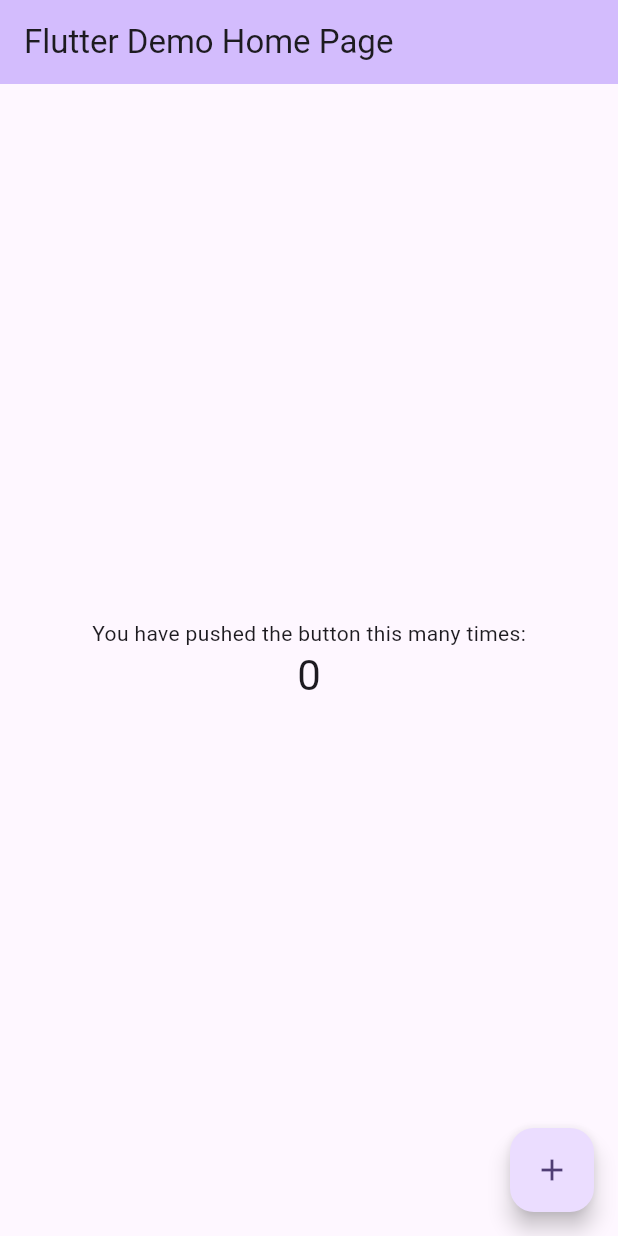
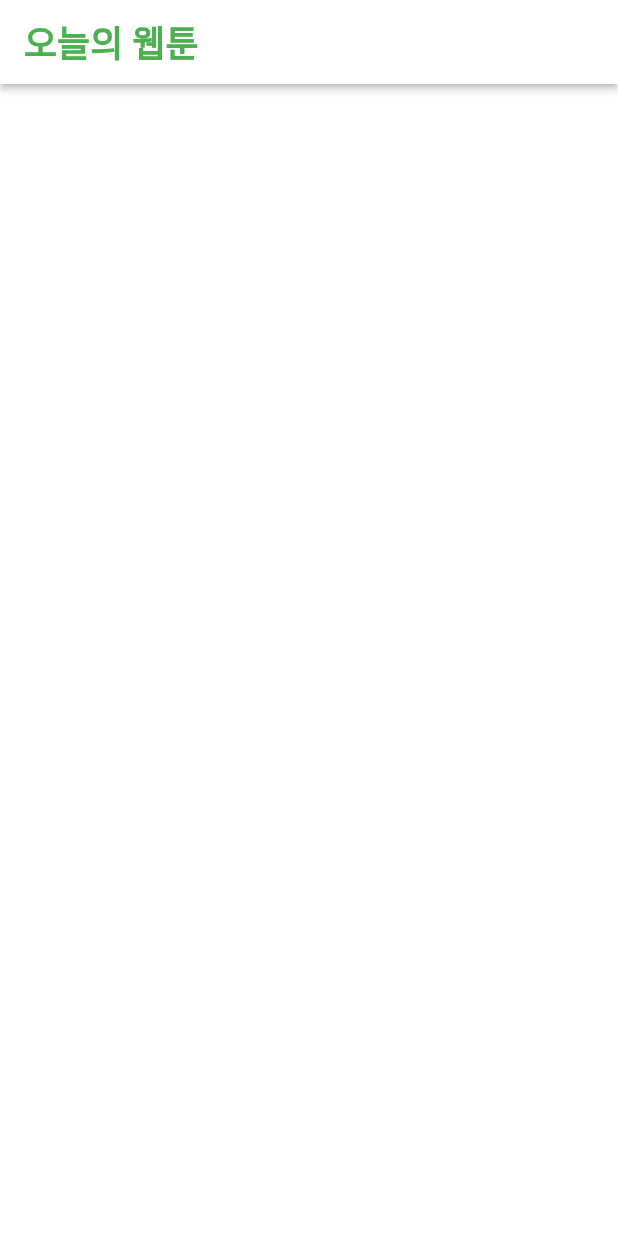
Before and after one commit to ChoiSangjo/flutter_webtoon, a Flutter app: the screen it shows after launch, on a phone screen of 412 x 824 dp. Run offline on Flutter 3.47's test engine with Material 2 defaults, Android fonts, the phone set to English and light mode, and no system bars.

Commit message:
6.1 appbar

```diff
--- a/lib/main.dart
+++ b/lib/main.dart
@@ -1,125 +1,17 @@
 import 'package:flutter/material.dart';
+import 'package:webtoon_s/screens/home_screen.dart';
 
 void main() {
-  runApp(const MyApp());
+  runApp(const App());
 }
 
-class MyApp extends StatelessWidget {
-  const MyApp({super.key});
+class App extends StatelessWidget {
+  const App({super.key});
 
-  // This widget is the root of your application.
   @override
   Widget build(BuildContext context) {
-    return MaterialApp(
-      title: 'Fluttero',
-      theme: ThemeData(
-        // This is the theme of your application.
-        //
-        // TRY THIS: Try running your application with "flutter run". You'll see
-        // the application has a blue toolbar. Then, without quitting the app,
-        // try changing the seedColor in the colorScheme below to Colors.green
-        // and then invoke "hot reload" (save your changes or press the "hot
-        // reload" button in a Flutter-supported IDE, or press "r" if you used
-        // the command line to start the app).
-        //
-        // Notice that the counter didn't reset back to zero; the application
-        // state is not lost during the reload. To reset the state, use hot
-        // restart instead.
-        //
-        // This works for code too, not just values: Most code changes can be
-        // tested with just a hot reload.
-        colorScheme: ColorScheme.fromSeed(seedColor: Colors.deepPurple),
-        useMaterial3: true,
-      ),
-      home: const MyHomePage(title: 'Flutter Demo Home Page'),
+    return const MaterialApp(
+      home: HomeScreen(),
     );
   }
 }
-
-class MyHomePage extends StatefulWidget {
-  const MyHomePage({super.key, required this.title});
-
-  // This widget is the home page of your application. It is stateful, meaning
-  // that it has a State object (defined below) that contains fields that affect
-  // how it looks.
-
-  // This class is the configuration for the state. It holds the values (in this
-  // case the title) provided by the parent (in this case the App widget) and
-  // used by the build method of the State. Fields in a Widget subclass are
-  // always marked "final".
-
-  final String title;
-
-  @override
-  State<MyHomePage> createState() => _MyHomePageState();
-}
-
-class _MyHomePageState extends State<MyHomePage> {
-  int _counter = 0;
-
-  void _incrementCounter() {
-    setState(() {
-      // This call to setState tells the Flutter framework that something has
-      // changed in this State, which causes it to rerun the build method below
-      // so that the display can reflect the updated values. If we changed
-      // _counter without calling setState(), then the build method would not be
-      // called again, and so nothing would appear to happen.
-      _counter++;
-    });
-  }
-
-  @override
-  Widget build(BuildContext context) {
-    // This method is rerun every time setState is called, for instance as done
-    // by the _incrementCounter method above.
-    //
-    // The Flutter framework has been optimized to make rerunning build methods
-    // fast, so that you can just rebuild anything that needs updating rather
-    // than having to individually change instances of widgets.
-    return Scaffold(
-      appBar: AppBar(
-        // TRY THIS: Try changing the color here to a specific color (to
-        // Colors.amber, perhaps?) and trigger a hot reload to see the AppBar
-        // change color while the other colors stay the same.
-        backgroundColor: Theme.of(context).colorScheme.inversePrimary,
-        // Here we take the value from the MyHomePage object that was created by
-        // the App.build method, and use it to set our appbar title.
-        title: Text(widget.title),
-      ),
-      body: Center(
-        // Center is a layout widget. It takes a single child and positions it
-        // in the middle of the parent.
-        child: Column(
-          // Column is also a layout widget. It takes a list of children and
-          // arranges them vertically. By default, it sizes itself to fit its
-          // children horizontally, and tries to be as tall as its parent.
-          //
-          // Column has various properties to control how it sizes itself and
-          // how it positions its children. Here we use mainAxisAlignment to
-          // center the children vertically; the main axis here is the vertical
-          // axis because Columns are vertical (the cross axis would be
-          // horizontal).
-          //
-          // TRY THIS: Invoke "debug painting" (choose the "Toggle Debug Paint"
-          // action in the IDE, or press "p" in the console), to see the
-          // wireframe for each widget.
-          mainAxisAlignment: MainAxisAlignment.center,
-          children: <Widget>[
-            const Text(
-              'You have pushed the button this many times:',
-            ),
-            Text(
-              '$_counter',
-              style: Theme.of(context).textTheme.headlineMedium,
-            ),
-          ],
-        ),
-      ),
-      floatingActionButton: FloatingActionButton(
-        onPressed: _incrementCounter,
-        tooltip: 'Increment',
-        child: const Icon(Icons.add),
-      ), // This trailing comma makes auto-formatting nicer for build methods.
-    );
-  }
-}
--- /dev/null
+++ b/lib/screens/home_screen.dart
@@ -0,0 +1,24 @@
+import 'package:flutter/material.dart';
+
+class HomeScreen extends StatelessWidget {
+  const HomeScreen({super.key});
+
+  @override
+  Widget build(BuildContext context) {
+    return Scaffold(
+      backgroundColor: Colors.white,
+      appBar: AppBar(
+        elevation: 2,
+        foregroundColor: Colors.green,
+        backgroundColor: Colors.white,
+        title: const Text(
+          "오늘의 웹툰",
+          style: TextStyle(
+            fontSize: 24,
+            fontWeight: FontWeight.w600,
+          ),
+        ),
+      ),
+    );
+  }
+}
```
Also changed, not shown: 1 other file.
